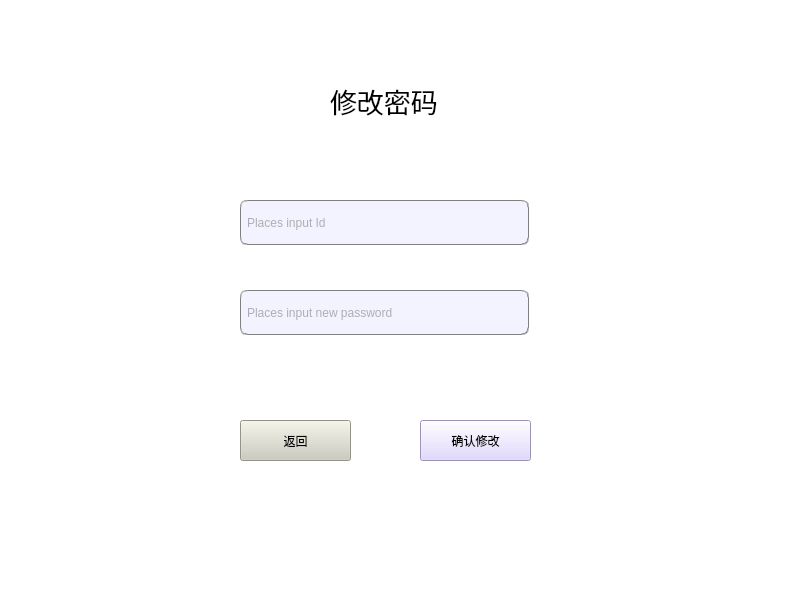
The window that CODE/change_password.ui (lensans/-) describes before a commit, drawn with Qt 5.
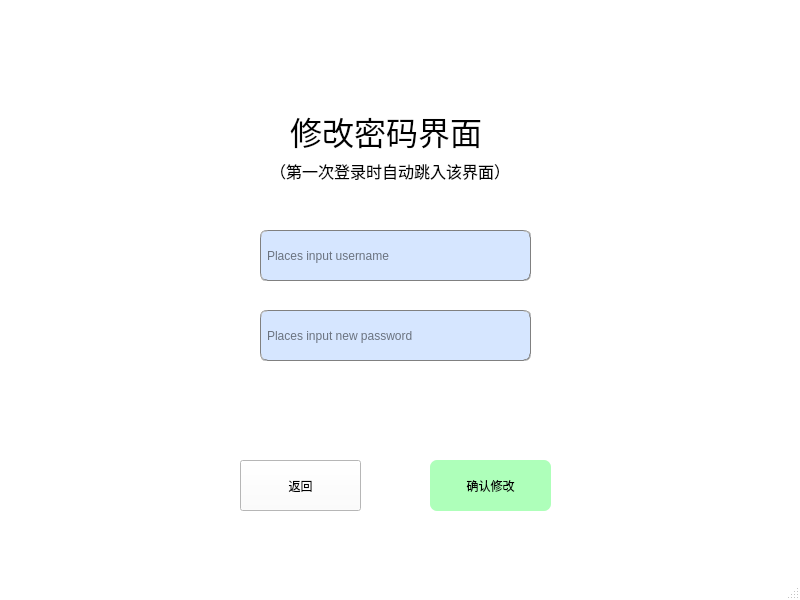
The same window after the commit. Icons and pictures are not drawn.

Patch:
```diff
--- a/CODE/change_password.ui
+++ b/CODE/change_password.ui
@@ -14,21 +14,40 @@
    <string>MainWindow</string>
   </property>
   <property name="styleSheet">
-   <string notr="true">background-color: rgb(255, 255, 255);</string>
+   <string notr="true">QMainWindow#change_password
+{
+	border-image: url(:/Desktop/pic.png);
+	background-color: rgb(255, 255, 255);
+	
+}
+
+</string>
   </property>
   <widget class="QWidget" name="centralwidget">
    <widget class="QPushButton" name="change_password_return">
     <property name="geometry">
      <rect>
       <x>240</x>
-      <y>420</y>
-      <width>111</width>
-      <height>41</height>
+      <y>460</y>
+      <width>121</width>
+      <height>51</height>
      </rect>
     </property>
     <property name="styleSheet">
-     <string notr="true">font: 16pt &quot;宋体&quot;;
-background-color: rgb(204, 204, 191);</string>
+     <string notr="true">
+QMainWindow#change_password QPushButton#change_password_return
+{
+   font: 18pt &quot;宋体&quot;;
+	
+	background-color: rgb(255, 255, 255);
+color: rgb(0,0,0);
+}
+
+QMainWindow#change_password QPushButton#change_password_return:hover
+{
+	
+	background-color: rgb(195, 195, 195);
+}</string>
     </property>
     <property name="text">
      <string>返回</string>
@@ -37,10 +56,10 @@
    <widget class="QLineEdit" name="change_password_new">
     <property name="geometry">
      <rect>
-      <x>240</x>
-      <y>290</y>
-      <width>289</width>
-      <height>45</height>
+      <x>260</x>
+      <y>310</y>
+      <width>271</width>
+      <height>51</height>
      </rect>
     </property>
     <property name="minimumSize">
@@ -50,11 +69,11 @@
      </size>
     </property>
     <property name="styleSheet">
-     <string notr="true">background-color: rgb(243, 243, 255);
+     <string notr="true">background-color: rgb(214, 230, 255);
 border:1px groove gray;border-radius:
 7px;padding:2px 4px;
-font: 10pt &quot;宋体&quot;;
-color: rgb(103, 103, 103);</string>
+font: 12pt &quot;宋体&quot;;
+color: rgb(0,0,0);</string>
     </property>
     <property name="placeholderText">
      <string>Places input new password</string>
@@ -63,34 +82,51 @@
    <widget class="QLabel" name="change_password_label">
     <property name="geometry">
      <rect>
-      <x>330</x>
-      <y>70</y>
-      <width>141</width>
+      <x>290</x>
+      <y>100</y>
+      <width>211</width>
       <height>61</height>
      </rect>
     </property>
     <property name="font">
      <font>
       <family>宋体</family>
-      <pointsize>20</pointsize>
+      <pointsize>24</pointsize>
      </font>
     </property>
+    <property name="styleSheet">
+     <string notr="true">color: rgb(0, 0, 0);</string>
+    </property>
     <property name="text">
-     <string>修改密码</string>
+     <string>修改密码界面</string>
     </property>
    </widget>
    <widget class="QPushButton" name="change_password_confirm">
     <property name="geometry">
      <rect>
-      <x>420</x>
-      <y>420</y>
-      <width>111</width>
-      <height>41</height>
+      <x>430</x>
+      <y>460</y>
+      <width>121</width>
+      <height>51</height>
      </rect>
     </property>
     <property name="styleSheet">
-     <string notr="true">font: 16pt &quot;宋体&quot;;
-background-color: rgb(218, 205, 255);</string>
+     <string notr="true">QMainWindow#change_password QPushButton#change_password_confirm
+{
+	
+	background-color: rgb(174, 255, 186);
+  color: rgb(0,0,0);
+
+border:0px groove gray;border-radius:
+7px;padding:2px 4px;
+font: 18pt &quot;Candara&quot;;
+
+}
+
+QMainWindow#change_password QPushButton#change_password_confirm:hover
+{
+	background-color: rgb(120,200,150);
+}</string>
     </property>
     <property name="text">
      <string>确认修改</string>
@@ -99,10 +135,10 @@
    <widget class="QLineEdit" name="change_password_id">
     <property name="geometry">
      <rect>
-      <x>240</x>
-      <y>200</y>
-      <width>289</width>
-      <height>45</height>
+      <x>260</x>
+      <y>230</y>
+      <width>271</width>
+      <height>51</height>
      </rect>
     </property>
     <property name="minimumSize">
@@ -112,14 +148,36 @@
      </size>
     </property>
     <property name="styleSheet">
-     <string notr="true">background-color: rgb(243, 243, 255);
+     <string notr="true">background-color: rgb(214, 230, 255);
 border:1px groove gray;border-radius:
 7px;padding:2px 4px;
-font: 10pt &quot;宋体&quot;;
-color: rgb(103, 103, 103);</string>
+font: 12pt &quot;宋体&quot;;
+color: rgb(0,0,0);</string>
     </property>
     <property name="placeholderText">
-     <string>Places input Id</string>
+     <string>Places input username</string>
+    </property>
+   </widget>
+   <widget class="QLabel" name="label">
+    <property name="geometry">
+     <rect>
+      <x>270</x>
+      <y>140</y>
+      <width>251</width>
+      <height>61</height>
+     </rect>
+    </property>
+    <property name="font">
+     <font>
+      <family>宋体</family>
+      <pointsize>12</pointsize>
+     </font>
+    </property>
+    <property name="styleSheet">
+     <string notr="true">color: rgb(0, 0, 0);</string>
+    </property>
+    <property name="text">
+     <string>（第一次登录时自动跳入该界面）</string>
     </property>
    </widget>
   </widget>
```
